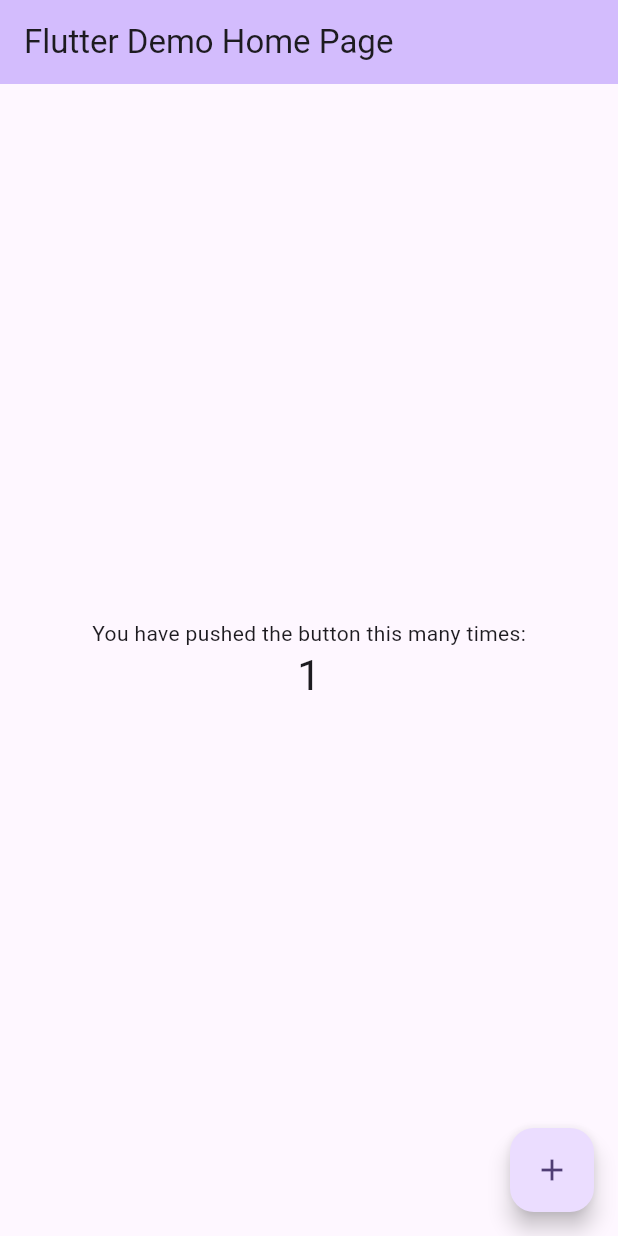
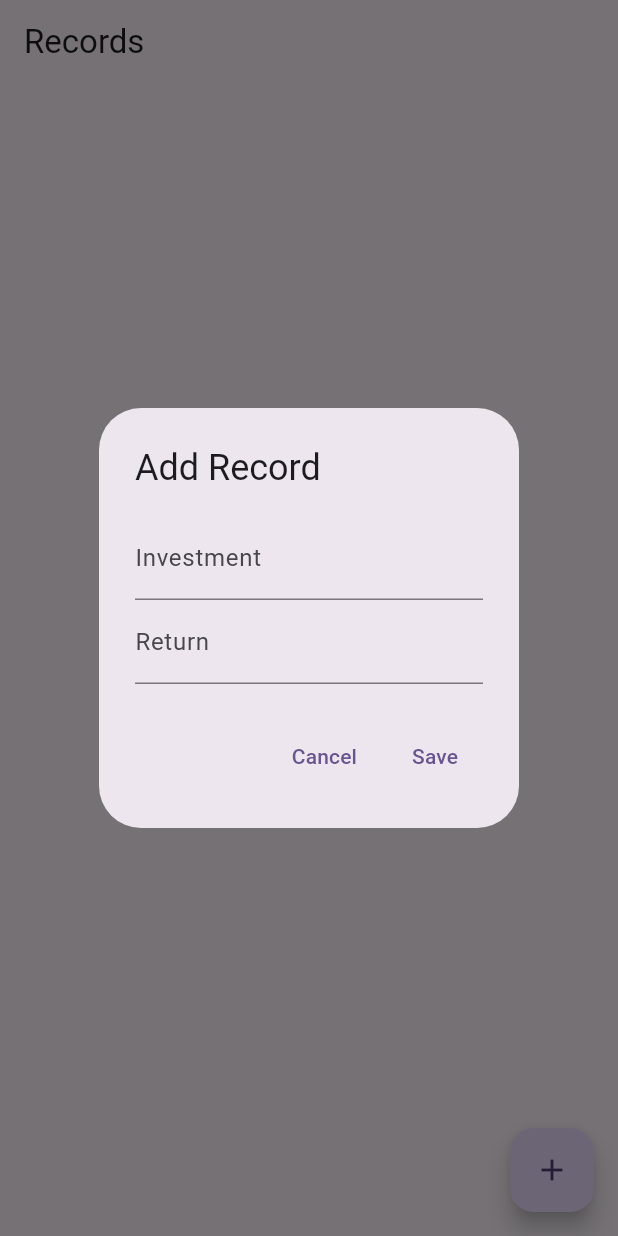
Before and after one commit to FAL-coffee/ps_log, a Flutter app: the screen it shows after launch, after a tap on the "add" icon, on a phone screen of 412 x 824 dp. Run offline on Flutter 3.47's test engine with Material 3 defaults, Android fonts, the light colour scheme and no system bars.

Commit message:
Add basic record entry feature

```diff
--- a/lib/main.dart
+++ b/lib/main.dart
@@ -1,122 +1,106 @@
 import 'package:flutter/material.dart';
+import 'record.dart';
 
 void main() {
-  runApp(const MyApp());
+  runApp(const PsLogApp());
 }
 
-class MyApp extends StatelessWidget {
-  const MyApp({super.key});
+class PsLogApp extends StatelessWidget {
+  const PsLogApp({super.key});
 
-  // This widget is the root of your application.
   @override
   Widget build(BuildContext context) {
     return MaterialApp(
-      title: 'Flutter Demo',
+      title: 'psLog',
       theme: ThemeData(
-        // This is the theme of your application.
-        //
-        // TRY THIS: Try running your application with "flutter run". You'll see
-        // the application has a purple toolbar. Then, without quitting the app,
-        // try changing the seedColor in the colorScheme below to Colors.green
-        // and then invoke "hot reload" (save your changes or press the "hot
-        // reload" button in a Flutter-supported IDE, or press "r" if you used
-        // the command line to start the app).
-        //
-        // Notice that the counter didn't reset back to zero; the application
-        // state is not lost during the reload. To reset the state, use hot
-        // restart instead.
-        //
-        // This works for code too, not just values: Most code changes can be
-        // tested with just a hot reload.
         colorScheme: ColorScheme.fromSeed(seedColor: Colors.deepPurple),
       ),
-      home: const MyHomePage(title: 'Flutter Demo Home Page'),
+      home: const RecordListPage(),
     );
   }
 }
 
-class MyHomePage extends StatefulWidget {
-  const MyHomePage({super.key, required this.title});
-
-  // This widget is the home page of your application. It is stateful, meaning
-  // that it has a State object (defined below) that contains fields that affect
-  // how it looks.
-
-  // This class is the configuration for the state. It holds the values (in this
-  // case the title) provided by the parent (in this case the App widget) and
-  // used by the build method of the State. Fields in a Widget subclass are
-  // always marked "final".
-
-  final String title;
+class RecordListPage extends StatefulWidget {
+  const RecordListPage({super.key});
 
   @override
-  State<MyHomePage> createState() => _MyHomePageState();
+  State<RecordListPage> createState() => _RecordListPageState();
 }
 
-class _MyHomePageState extends State<MyHomePage> {
-  int _counter = 0;
+class _RecordListPageState extends State<RecordListPage> {
+  final List<Record> _records = [];
 
-  void _incrementCounter() {
-    setState(() {
-      // This call to setState tells the Flutter framework that something has
-      // changed in this State, which causes it to rerun the build method below
-      // so that the display can reflect the updated values. If we changed
-      // _counter without calling setState(), then the build method would not be
-      // called again, and so nothing would appear to happen.
-      _counter++;
-    });
+  void _addRecord() {
+    final investmentController = TextEditingController();
+    final returnController = TextEditingController();
+    showDialog(
+      context: context,
+      builder: (context) {
+        return AlertDialog(
+          title: const Text('Add Record'),
+          content: Column(
+            mainAxisSize: MainAxisSize.min,
+            children: [
+              TextField(
+                key: const Key('investmentField'),
+                controller: investmentController,
+                keyboardType: TextInputType.number,
+                decoration: const InputDecoration(labelText: 'Investment'),
+              ),
+              TextField(
+                key: const Key('returnField'),
+                controller: returnController,
+                keyboardType: TextInputType.number,
+                decoration: const InputDecoration(labelText: 'Return'),
+              ),
+            ],
+          ),
+          actions: [
+            TextButton(
+              onPressed: () => Navigator.of(context).pop(),
+              child: const Text('Cancel'),
+            ),
+            TextButton(
+              onPressed: () {
+                final investment = int.tryParse(investmentController.text) ?? 0;
+                final returnAmount = int.tryParse(returnController.text) ?? 0;
+                setState(() {
+                  _records.add(Record(
+                    investment: investment,
+                    returnAmount: returnAmount,
+                  ));
+                });
+                Navigator.of(context).pop();
+              },
+              child: const Text('Save'),
+            ),
+          ],
+        );
+      },
+    );
   }
 
   @override
   Widget build(BuildContext context) {
-    // This method is rerun every time setState is called, for instance as done
-    // by the _incrementCounter method above.
-    //
-    // The Flutter framework has been optimized to make rerunning build methods
-    // fast, so that you can just rebuild anything that needs updating rather
-    // than having to individually change instances of widgets.
     return Scaffold(
-      appBar: AppBar(
-        // TRY THIS: Try changing the color here to a specific color (to
-        // Colors.amber, perhaps?) and trigger a hot reload to see the AppBar
-        // change color while the other colors stay the same.
-        backgroundColor: Theme.of(context).colorScheme.inversePrimary,
-        // Here we take the value from the MyHomePage object that was created by
-        // the App.build method, and use it to set our appbar title.
-        title: Text(widget.title),
+      appBar: AppBar(title: const Text('Records')),
+      body: _records.isEmpty
+          ? const Center(child: Text('No records yet'))
+          : ListView.builder(
+              itemCount: _records.length,
+              itemBuilder: (context, index) {
+                final record = _records[index];
+                return ListTile(
+                  title: Text('Investment: \$${record.investment}, Return: \$${record.returnAmount}'),
+                  subtitle: Text('Profit: \$${record.profit}'),
+                );
+              },
+            ),
+      floatingActionButton: FloatingActionButton(
+        onPressed: _addRecord,
+        tooltip: 'Add Record',
+        child: const Icon(Icons.add),
       ),
-      body: Center(
-        // Center is a layout widget. It takes a single child and positions it
-        // in the middle of the parent.
-        child: Column(
-          // Column is also a layout widget. It takes a list of children and
-          // arranges them vertically. By default, it sizes itself to fit its
-          // children horizontally, and tries to be as tall as its parent.
-          //
-          // Column has various properties to control how it sizes itself and
-          // how it positions its children. Here we use mainAxisAlignment to
-          // center the children vertically; the main axis here is the vertical
-          // axis because Columns are vertical (the cross axis would be
-          // horizontal).
-          //
-          // TRY THIS: Invoke "debug painting" (choose the "Toggle Debug Paint"
-          // action in the IDE, or press "p" in the console), to see the
-          // wireframe for each widget.
-          mainAxisAlignment: MainAxisAlignment.center,
-          children: <Widget>[
-            const Text('You have pushed the button this many times:'),
-            Text(
-              '$_counter',
-              style: Theme.of(context).textTheme.headlineMedium,
-            ),
-          ],
-        ),
-      ),
-      floatingActionButton: FloatingActionButton(
-        onPressed: _incrementCounter,
-        tooltip: 'Increment',
-        child: const Icon(Icons.add),
-      ), // This trailing comma makes auto-formatting nicer for build methods.
     );
   }
 }
--- /dev/null
+++ b/lib/record.dart
@@ -0,0 +1,13 @@
+class Record {
+  final int investment;
+  final int returnAmount;
+  final String? note;
+
+  const Record({
+    required this.investment,
+    required this.returnAmount,
+    this.note,
+  });
+
+  int get profit => returnAmount - investment;
+}
```
Also changed, not shown: 1 other file.
